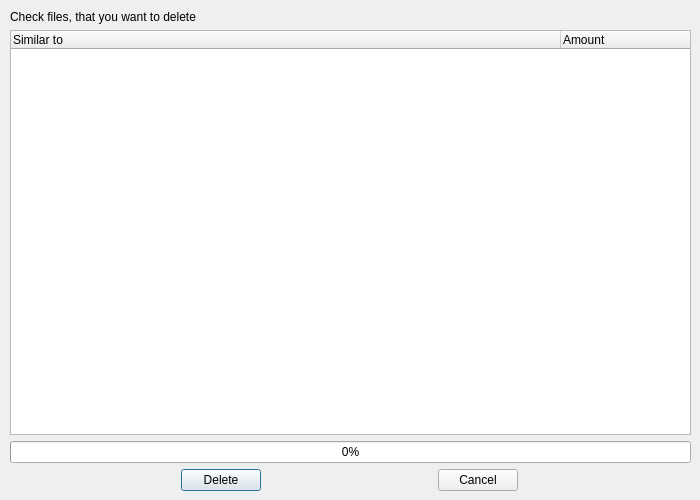
The window that deletedialog.ui (Mervap/CopyFinder) describes before a commit, drawn with Qt 5.
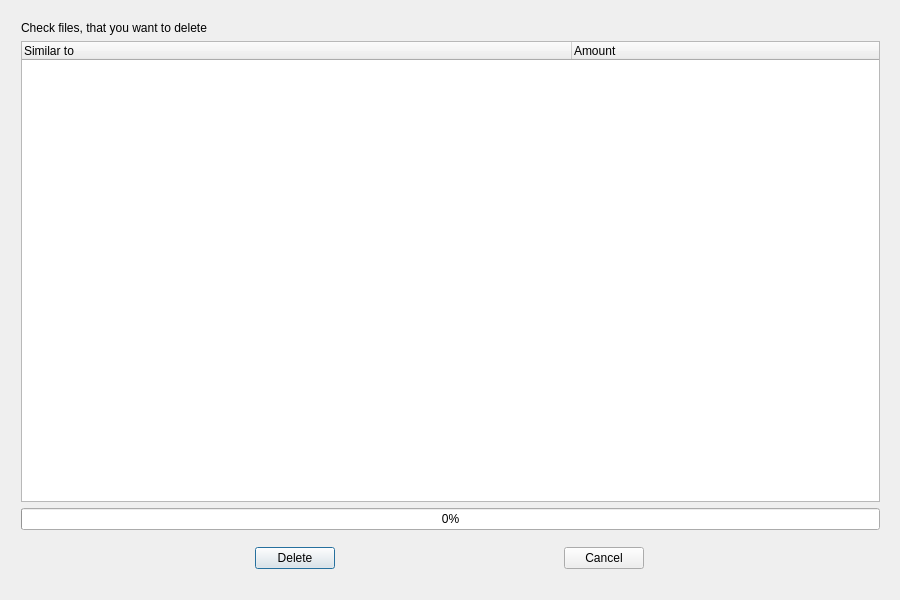
The same window after the commit.

```diff
--- a/deletedialog.ui
+++ b/deletedialog.ui
@@ -6,10 +6,16 @@
    <rect>
     <x>0</x>
     <y>0</y>
-    <width>700</width>
-    <height>500</height>
+    <width>900</width>
+    <height>600</height>
    </rect>
   </property>
+  <property name="sizePolicy">
+   <sizepolicy hsizetype="Expanding" vsizetype="Expanding">
+    <horstretch>0</horstretch>
+    <verstretch>0</verstretch>
+   </sizepolicy>
+  </property>
   <property name="windowTitle">
    <string>Dialog</string>
   </property>
@@ -18,55 +24,17 @@
     <rect>
      <x>10</x>
      <y>10</y>
-     <width>681</width>
-     <height>481</height>
+     <width>881</width>
+     <height>581</height>
     </rect>
    </property>
+   <property name="sizePolicy">
+    <sizepolicy hsizetype="Expanding" vsizetype="Expanding">
+     <horstretch>0</horstretch>
+     <verstretch>0</verstretch>
+    </sizepolicy>
+   </property>
    <layout class="QGridLayout" name="gridLayout">
-    <item row="1" column="0">
-     <widget class="QLabel" name="label">
-      <property name="text">
-       <string>Check files, that you want to delete</string>
-      </property>
-     </widget>
-    </item>
-    <item row="4" column="0">
-     <layout class="QHBoxLayout" name="horizontalLayout">
-      <item>
-       <widget class="QPushButton" name="deleteButton">
-        <property name="sizePolicy">
-         <sizepolicy hsizetype="Fixed" vsizetype="Fixed">
-          <horstretch>0</horstretch>
-          <verstretch>0</verstretch>
-         </sizepolicy>
-        </property>
-        <property name="text">
-         <string>Delete</string>
-        </property>
-       </widget>
-      </item>
-      <item>
-       <widget class="QPushButton" name="cancelButton">
-        <property name="sizePolicy">
-         <sizepolicy hsizetype="Fixed" vsizetype="Fixed">
-          <horstretch>0</horstretch>
-          <verstretch>0</verstretch>
-         </sizepolicy>
-        </property>
-        <property name="text">
-         <string>Cancel</string>
-        </property>
-       </widget>
-      </item>
-     </layout>
-    </item>
-    <item row="3" column="0">
-     <widget class="QProgressBar" name="progressBar">
-      <property name="value">
-       <number>0</number>
-      </property>
-     </widget>
-    </item>
     <item row="2" column="0">
      <widget class="QTreeWidget" name="treeWidget">
       <property name="columnCount">
@@ -90,9 +58,56 @@
       </column>
      </widget>
     </item>
+    <item row="1" column="0">
+     <widget class="QLabel" name="label">
+      <property name="text">
+       <string>Check files, that you want to delete</string>
+      </property>
+     </widget>
+    </item>
+    <item row="3" column="0">
+     <widget class="QProgressBar" name="progressBar">
+      <property name="value">
+       <number>0</number>
+      </property>
+     </widget>
+    </item>
+    <item row="4" column="0">
+     <widget class="QWidget" name="" native="true">
+      <layout class="QHBoxLayout" name="horizontalLayout">
+       <item>
+        <widget class="QPushButton" name="deleteButton">
+         <property name="sizePolicy">
+          <sizepolicy hsizetype="Fixed" vsizetype="Fixed">
+           <horstretch>0</horstretch>
+           <verstretch>0</verstretch>
+          </sizepolicy>
+         </property>
+         <property name="text">
+          <string>Delete</string>
+         </property>
+        </widget>
+       </item>
+       <item>
+        <widget class="QPushButton" name="cancelButton">
+         <property name="sizePolicy">
+          <sizepolicy hsizetype="Fixed" vsizetype="Fixed">
+           <horstretch>0</horstretch>
+           <verstretch>0</verstretch>
+          </sizepolicy>
+         </property>
+         <property name="text">
+          <string>Cancel</string>
+         </property>
+        </widget>
+       </item>
+      </layout>
+     </widget>
+    </item>
    </layout>
   </widget>
  </widget>
+ <layoutdefault spacing="6" margin="11"/>
  <resources/>
  <connections/>
 </ui>
```
Left out of the diff: 2 changed lines with no effect on the pictures.
